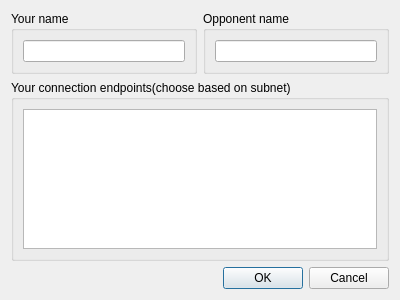
Old version of the form src/windows/hostgamedialog.ui in the repository DarkPhoeniix/Battleship.
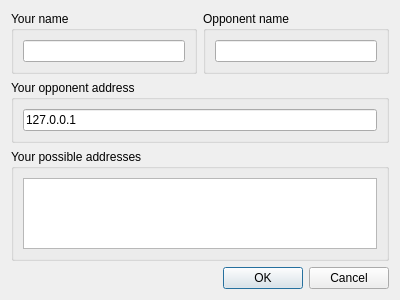
New version of the form.

Commit message: feat: multiplayer based on event sourcing

```diff
--- a/src/windows/hostgamedialog.ui
+++ b/src/windows/hostgamedialog.ui
@@ -26,10 +26,10 @@
      </layout>
     </widget>
    </item>
-   <item row="1" column="0" colspan="2">
+   <item row="2" column="0" colspan="2">
     <widget class="QGroupBox" name="ipBox">
      <property name="title">
-      <string>Your connection endpoints(choose based on subnet)</string>
+      <string>Your possible addresses</string>
      </property>
      <layout class="QGridLayout" name="gridLayout_2">
       <item row="0" column="0">
@@ -50,13 +50,29 @@
      </layout>
     </widget>
    </item>
-   <item row="2" column="0" colspan="2">
+   <item row="3" column="0" colspan="2">
     <widget class="QDialogButtonBox" name="buttonBox">
      <property name="standardButtons">
       <set>QDialogButtonBox::Cancel|QDialogButtonBox::Ok</set>
      </property>
     </widget>
    </item>
+   <item row="1" column="0" colspan="2">
+    <widget class="QGroupBox" name="clientBox">
+     <property name="title">
+      <string>Your opponent address</string>
+     </property>
+     <layout class="QGridLayout" name="gridLayout_5">
+      <item row="0" column="0">
+       <widget class="QLineEdit" name="clientInput">
+        <property name="text">
+         <string>127.0.0.1</string>
+        </property>
+       </widget>
+      </item>
+     </layout>
+    </widget>
+   </item>
   </layout>
  </widget>
  <resources/>
```
The commit also changes 9 other files.
